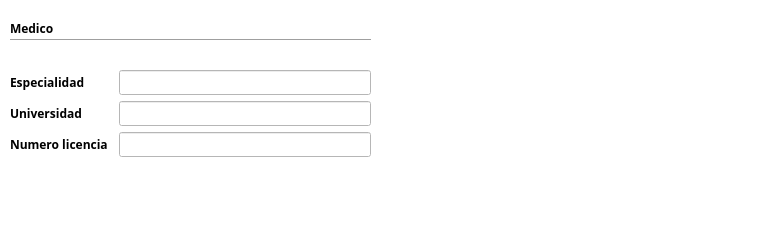
Qt form gui/administrador_uis/WidgetTipoEmpleadoMedico.ui (BryanTabarez/ProyectoBD) before a commit.
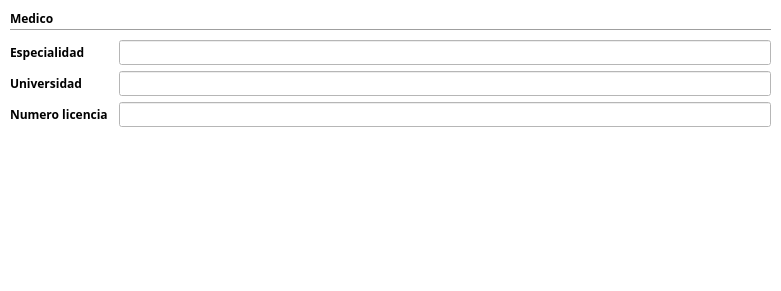
The same form after that commit.

Diff of the .ui file:
```diff
--- a/gui/administrador_uis/WidgetTipoEmpleadoMedico.ui
+++ b/gui/administrador_uis/WidgetTipoEmpleadoMedico.ui
@@ -6,8 +6,8 @@
    <rect>
     <x>0</x>
     <y>0</y>
-    <width>761</width>
-    <height>241</height>
+    <width>781</width>
+    <height>291</height>
    </rect>
   </property>
   <property name="palette">
@@ -94,7 +94,7 @@
    <property name="geometry">
     <rect>
      <x>10</x>
-     <y>20</y>
+     <y>10</y>
      <width>81</width>
      <height>16</height>
     </rect>
@@ -107,8 +107,8 @@
    <property name="geometry">
     <rect>
      <x>10</x>
-     <y>30</y>
-     <width>361</width>
+     <y>20</y>
+     <width>761</width>
      <height>20</height>
     </rect>
    </property>
@@ -120,8 +120,8 @@
    <property name="geometry">
     <rect>
      <x>10</x>
-     <y>70</y>
-     <width>361</width>
+     <y>40</y>
+     <width>761</width>
      <height>101</height>
     </rect>
    </property>
```
